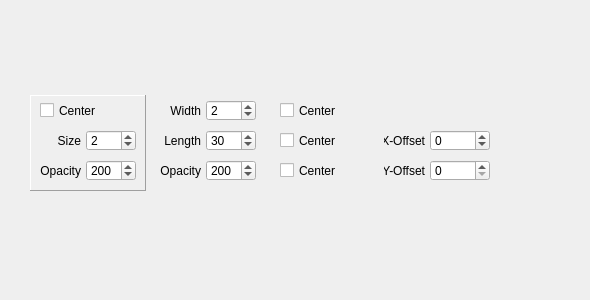
Qt form QKeyMapper/qcrosshairsetupdialog.ui (Zalafina/QKeyMapper) before a commit.
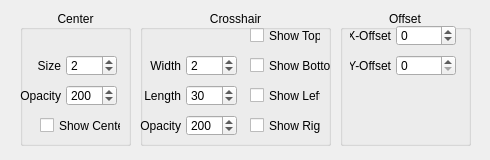
The same form after that commit.

Commit message: Config crosshair setup dialog.

Diff of the .ui file:
```diff
--- a/QKeyMapper/qcrosshairsetupdialog.ui
+++ b/QKeyMapper/qcrosshairsetupdialog.ui
@@ -6,18 +6,18 @@
    <rect>
     <x>0</x>
     <y>0</y>
-    <width>590</width>
-    <height>300</height>
+    <width>490</width>
+    <height>160</height>
    </rect>
   </property>
   <property name="windowTitle">
    <string>Dialog</string>
   </property>
-  <widget class="QLabel" name="centerSizeLabel_2">
+  <widget class="QLabel" name="crosshairLineWidthLabel">
    <property name="geometry">
     <rect>
-     <x>160</x>
-     <y>100</y>
+     <x>140</x>
+     <y>55</y>
      <width>41</width>
      <height>21</height>
     </rect>
@@ -29,12 +29,12 @@
     <set>Qt::AlignmentFlag::AlignRight|Qt::AlignmentFlag::AlignTrailing|Qt::AlignmentFlag::AlignVCenter</set>
    </property>
   </widget>
-  <widget class="QSpinBox" name="centerSizeSpinBox_3">
+  <widget class="QSpinBox" name="crosshairLineLengthSpinBox">
    <property name="geometry">
     <rect>
-     <x>206</x>
-     <y>130</y>
-     <width>50</width>
+     <x>186</x>
+     <y>85</y>
+     <width>51</width>
      <height>21</height>
     </rect>
    </property>
@@ -51,11 +51,11 @@
     <number>30</number>
    </property>
   </widget>
-  <widget class="QCheckBox" name="centerCheckBox">
+  <widget class="QCheckBox" name="showCenterCheckBox">
    <property name="geometry">
     <rect>
      <x>40</x>
-     <y>100</y>
+     <y>115</y>
      <width>81</width>
      <height>21</height>
     </rect>
@@ -64,15 +64,15 @@
     <enum>Qt::FocusPolicy::NoFocus</enum>
    </property>
    <property name="text">
-    <string>Center</string>
+    <string>Show Center</string>
    </property>
   </widget>
-  <widget class="QCheckBox" name="centerCheckBox_4">
+  <widget class="QCheckBox" name="leftCheckBox">
    <property name="geometry">
     <rect>
-     <x>280</x>
-     <y>160</y>
-     <width>81</width>
+     <x>250</x>
+     <y>85</y>
+     <width>71</width>
      <height>21</height>
     </rect>
    </property>
@@ -80,15 +80,15 @@
     <enum>Qt::FocusPolicy::NoFocus</enum>
    </property>
    <property name="text">
-    <string>Center</string>
+    <string>Show Left</string>
    </property>
   </widget>
-  <widget class="QSpinBox" name="centerSizeSpinBox_2">
+  <widget class="QSpinBox" name="crosshairLineWidthSpinBox">
    <property name="geometry">
     <rect>
-     <x>206</x>
-     <y>100</y>
-     <width>50</width>
+     <x>186</x>
+     <y>55</y>
+     <width>51</width>
      <height>21</height>
     </rect>
    </property>
@@ -105,11 +105,11 @@
     <number>2</number>
    </property>
   </widget>
-  <widget class="QLabel" name="centerSizeLabel_3">
+  <widget class="QLabel" name="crosshairLineLengthLabel">
    <property name="geometry">
     <rect>
-     <x>160</x>
-     <y>130</y>
+     <x>140</x>
+     <y>85</y>
      <width>41</width>
      <height>21</height>
     </rect>
@@ -124,9 +124,9 @@
   <widget class="QSpinBox" name="centerOpacitySpinBox">
    <property name="geometry">
     <rect>
-     <x>86</x>
-     <y>160</y>
-     <width>50</width>
+     <x>66</x>
+     <y>85</y>
+     <width>51</width>
      <height>21</height>
     </rect>
    </property>
@@ -140,12 +140,12 @@
     <number>200</number>
    </property>
   </widget>
-  <widget class="QSpinBox" name="centerOpacitySpinBox_4">
+  <widget class="QSpinBox" name="crosshairOpacitySpinBox">
    <property name="geometry">
     <rect>
-     <x>206</x>
-     <y>160</y>
-     <width>50</width>
+     <x>186</x>
+     <y>115</y>
+     <width>51</width>
      <height>21</height>
     </rect>
    </property>
@@ -159,11 +159,11 @@
     <number>200</number>
    </property>
   </widget>
-  <widget class="QCheckBox" name="centerCheckBox_3">
+  <widget class="QCheckBox" name="bottomCheckBox">
    <property name="geometry">
     <rect>
-     <x>280</x>
-     <y>130</y>
+     <x>250</x>
+     <y>55</y>
      <width>81</width>
      <height>21</height>
     </rect>
@@ -172,14 +172,14 @@
     <enum>Qt::FocusPolicy::NoFocus</enum>
    </property>
    <property name="text">
-    <string>Center</string>
+    <string>Show Bottom</string>
    </property>
   </widget>
   <widget class="QSpinBox" name="centerOpacitySpinBox_3">
    <property name="geometry">
     <rect>
-     <x>430</x>
-     <y>160</y>
+     <x>396</x>
+     <y>55</y>
      <width>60</width>
      <height>21</height>
     </rect>
@@ -188,28 +188,12 @@
     <enum>Qt::FocusPolicy::ClickFocus</enum>
    </property>
   </widget>
-  <widget class="QFrame" name="centerFrame">
+  <widget class="QCheckBox" name="topCheckBox">
    <property name="geometry">
     <rect>
-     <x>30</x>
-     <y>95</y>
-     <width>116</width>
-     <height>96</height>
-    </rect>
-   </property>
-   <property name="frameShape">
-    <enum>QFrame::Shape::Panel</enum>
-   </property>
-   <property name="frameShadow">
-    <enum>QFrame::Shadow::Raised</enum>
-   </property>
-  </widget>
-  <widget class="QCheckBox" name="centerCheckBox_2">
-   <property name="geometry">
-    <rect>
-     <x>280</x>
-     <y>100</y>
-     <width>81</width>
+     <x>250</x>
+     <y>25</y>
+     <width>71</width>
      <height>21</height>
     </rect>
    </property>
@@ -217,14 +201,14 @@
     <enum>Qt::FocusPolicy::NoFocus</enum>
    </property>
    <property name="text">
-    <string>Center</string>
+    <string>Show Top</string>
    </property>
   </widget>
   <widget class="QSpinBox" name="centerOpacitySpinBox_2">
    <property name="geometry">
     <rect>
-     <x>430</x>
-     <y>130</y>
+     <x>396</x>
+     <y>25</y>
      <width>60</width>
      <height>21</height>
     </rect>
@@ -239,11 +223,11 @@
     <number>5000</number>
    </property>
   </widget>
-  <widget class="QLabel" name="centerOpacityLabel_3">
+  <widget class="QLabel" name="y_offsetLabel">
    <property name="geometry">
     <rect>
-     <x>384</x>
-     <y>160</y>
+     <x>350</x>
+     <y>55</y>
      <width>41</width>
      <height>21</height>
     </rect>
@@ -258,8 +242,8 @@
   <widget class="QLabel" name="centerOpacityLabel">
    <property name="geometry">
     <rect>
-     <x>40</x>
-     <y>160</y>
+     <x>20</x>
+     <y>85</y>
      <width>41</width>
      <height>21</height>
     </rect>
@@ -274,9 +258,9 @@
   <widget class="QSpinBox" name="centerSizeSpinBox">
    <property name="geometry">
     <rect>
-     <x>86</x>
-     <y>130</y>
-     <width>50</width>
+     <x>66</x>
+     <y>55</y>
+     <width>51</width>
      <height>21</height>
     </rect>
    </property>
@@ -293,11 +277,11 @@
     <number>2</number>
    </property>
   </widget>
-  <widget class="QLabel" name="centerOpacityLabel_2">
+  <widget class="QLabel" name="x_offsetLabel">
    <property name="geometry">
     <rect>
-     <x>384</x>
-     <y>130</y>
+     <x>350</x>
+     <y>25</y>
      <width>41</width>
      <height>21</height>
     </rect>
@@ -312,8 +296,8 @@
   <widget class="QLabel" name="centerSizeLabel">
    <property name="geometry">
     <rect>
-     <x>40</x>
-     <y>130</y>
+     <x>20</x>
+     <y>55</y>
      <width>41</width>
      <height>21</height>
     </rect>
@@ -325,11 +309,11 @@
     <set>Qt::AlignmentFlag::AlignRight|Qt::AlignmentFlag::AlignTrailing|Qt::AlignmentFlag::AlignVCenter</set>
    </property>
   </widget>
-  <widget class="QLabel" name="centerOpacityLabel_4">
+  <widget class="QLabel" name="crosshairOpacityLabel">
    <property name="geometry">
     <rect>
-     <x>160</x>
-     <y>160</y>
+     <x>140</x>
+     <y>115</y>
      <width>41</width>
      <height>21</height>
     </rect>
@@ -341,6 +325,92 @@
     <set>Qt::AlignmentFlag::AlignRight|Qt::AlignmentFlag::AlignTrailing|Qt::AlignmentFlag::AlignVCenter</set>
    </property>
   </widget>
+  <widget class="QGroupBox" name="centerGroupBox">
+   <property name="geometry">
+    <rect>
+     <x>20</x>
+     <y>10</y>
+     <width>111</width>
+     <height>136</height>
+    </rect>
+   </property>
+   <property name="title">
+    <string>Center</string>
+   </property>
+   <property name="alignment">
+    <set>Qt::AlignmentFlag::AlignCenter</set>
+   </property>
+  </widget>
+  <widget class="QGroupBox" name="crosshairGroupBox">
+   <property name="geometry">
+    <rect>
+     <x>140</x>
+     <y>10</y>
+     <width>191</width>
+     <height>136</height>
+    </rect>
+   </property>
+   <property name="title">
+    <string>Crosshair</string>
+   </property>
+   <property name="alignment">
+    <set>Qt::AlignmentFlag::AlignCenter</set>
+   </property>
+  </widget>
+  <widget class="QCheckBox" name="rightCheckBox">
+   <property name="geometry">
+    <rect>
+     <x>250</x>
+     <y>115</y>
+     <width>71</width>
+     <height>21</height>
+    </rect>
+   </property>
+   <property name="focusPolicy">
+    <enum>Qt::FocusPolicy::NoFocus</enum>
+   </property>
+   <property name="text">
+    <string>Show Right</string>
+   </property>
+  </widget>
+  <widget class="QGroupBox" name="offsetGroupBox">
+   <property name="geometry">
+    <rect>
+     <x>340</x>
+     <y>10</y>
+     <width>131</width>
+     <height>136</height>
+    </rect>
+   </property>
+   <property name="title">
+    <string>Offset</string>
+   </property>
+   <property name="alignment">
+    <set>Qt::AlignmentFlag::AlignCenter</set>
+   </property>
+  </widget>
+  <zorder>offsetGroupBox</zorder>
+  <zorder>centerGroupBox</zorder>
+  <zorder>crosshairGroupBox</zorder>
+  <zorder>crosshairLineWidthLabel</zorder>
+  <zorder>crosshairLineLengthSpinBox</zorder>
+  <zorder>showCenterCheckBox</zorder>
+  <zorder>leftCheckBox</zorder>
+  <zorder>crosshairLineWidthSpinBox</zorder>
+  <zorder>crosshairLineLengthLabel</zorder>
+  <zorder>centerOpacitySpinBox</zorder>
+  <zorder>crosshairOpacitySpinBox</zorder>
+  <zorder>bottomCheckBox</zorder>
+  <zorder>centerOpacitySpinBox_3</zorder>
+  <zorder>topCheckBox</zorder>
+  <zorder>centerOpacitySpinBox_2</zorder>
+  <zorder>y_offsetLabel</zorder>
+  <zorder>centerOpacityLabel</zorder>
+  <zorder>centerSizeSpinBox</zorder>
+  <zorder>x_offsetLabel</zorder>
+  <zorder>centerSizeLabel</zorder>
+  <zorder>crosshairOpacityLabel</zorder>
+  <zorder>rightCheckBox</zorder>
  </widget>
  <resources/>
  <connections/>
```
The commit also changes 5 other files.
